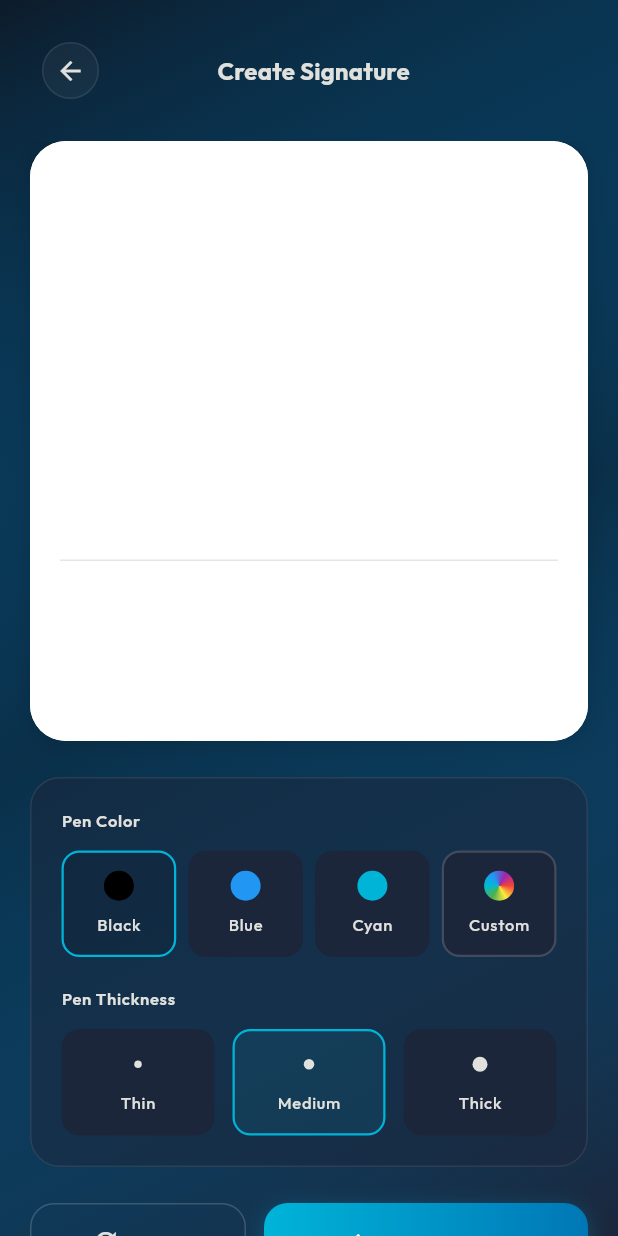
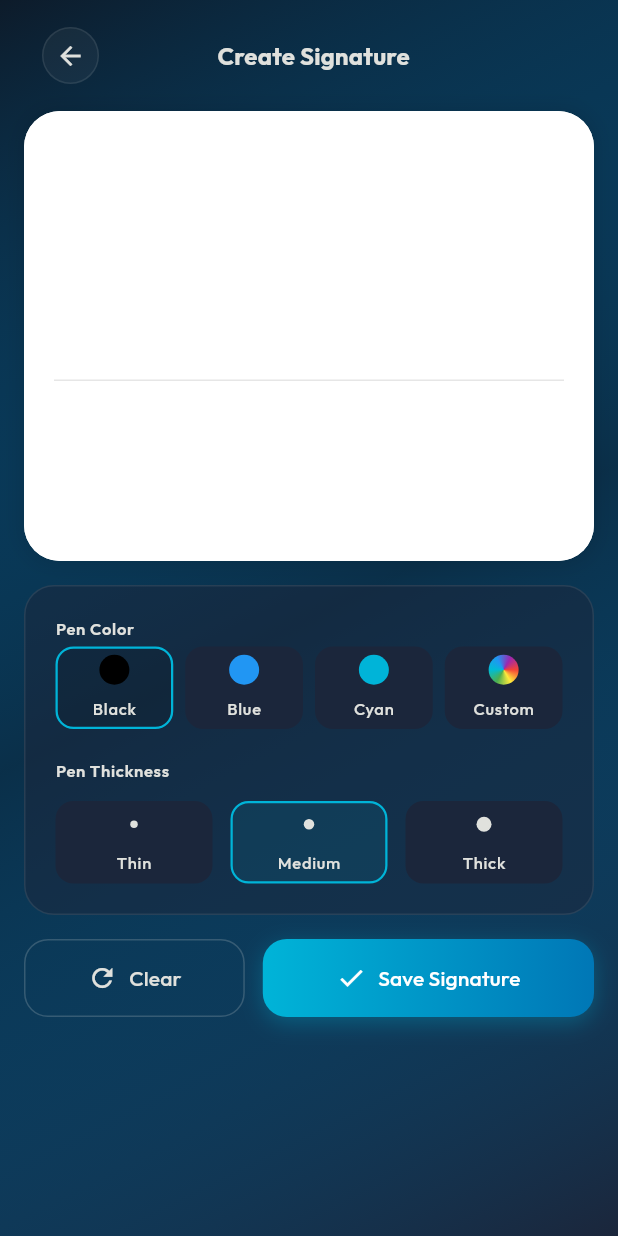
Before and after one commit to nabilban/codasign, a Flutter app: the screen it shows after launch, after a tap on "Create Signature", on a phone screen of 412 x 824 dp. Run offline on Flutter 3.47's test engine with Material 3 defaults, Android fonts, the phone set to English and light mode, and no system bars; drawn by our look-alikes of signature; our stand-ins replace bloc, dartz, file_picker, flutter_bloc, freezed_annotation, get_it and 2 more; missing offline and left inert: flutter_hsvcolor_picker, syncfusion_flutter_pdf, syncfusion_flutter_pdfviewer; generated files the repository leaves out were written again.

Commit message:
feat: Add signature sharing, refine UI theming and padding, and remove document deletion from home screen for safety.

```diff
--- a/lib/app/features/document/cubit/pdf_signing_cubit.dart
+++ b/lib/app/features/document/cubit/pdf_signing_cubit.dart
@@ -76,7 +76,7 @@ class PDFSigningCubit extends Cubit<PDFSigningState> {
 
       // 3. Apply offset for UI padding (8px)
       // The user places the container, but the image is padded inside by 8px.
-      // We need to shift the baked position to match the image's visual location.
+      // We shift the baked position to match the image visual location.
       final uiPaddingOffset = 8 * state.signatureScale * scaleRatio;
 
       // 4. Map coordinates to PDF points using calculated scale and offsets
--- a/lib/app/features/home/widgets/home_top_widgets.dart
+++ b/lib/app/features/home/widgets/home_top_widgets.dart
@@ -21,12 +21,24 @@ class HeaderSection extends StatelessWidget {
           Column(
             crossAxisAlignment: CrossAxisAlignment.start,
             children: [
+              Row(
+                children: [
+                  // TODO: Change LOGO TEXT AND ICON
+                  Icon(
+                    Icons.edit_document,
+                    size: 35,
+                    color: theme.colorScheme.primary,
+                  ),
+                  const SizedBox(width: 8),
                   Text(
                     'CodaSign',
                     style: theme.textTheme.displaySmall?.copyWith(
+                      fontSize: 32,
                       fontWeight: FontWeight.bold,
                       color: theme.colorScheme.onSurface,
                     ),
+                  ),
+                ],
               ),
               const SizedBox(height: 4),
               Text(
--- a/lib/app/features/signature/pages/create_signature_page.dart
+++ b/lib/app/features/signature/pages/create_signature_page.dart
@@ -127,11 +127,11 @@ class _CreateSignaturePageState extends State<CreateSignaturePage> {
                     _buildHeader(context),
                     Expanded(
                       child: SingleChildScrollView(
-                        padding: const EdgeInsets.symmetric(horizontal: 20),
+                        padding: const EdgeInsets.symmetric(horizontal: 16),
                         child: Column(
                           children: [
                             SignatureCanvas(controller: _controller),
-                            const SizedBox(height: 24),
+                            const SizedBox(height: 16),
                             SignatureControls(
                               selectedColor: state.penColor,
                               selectedThickness: state.penStrokeWidth,
@@ -142,9 +142,9 @@ class _CreateSignaturePageState extends State<CreateSignaturePage> {
                                   .read<SignatureCubit>()
                                   .changePenThickness(thickness),
                             ),
-                            const SizedBox(height: 24),
+                            const SizedBox(height: 16),
                             _buildActions(context, state),
-                            const SizedBox(height: 24),
+                            const SizedBox(height: 16),
                           ],
                         ),
                       ),
@@ -171,7 +171,7 @@ class _CreateSignaturePageState extends State<CreateSignaturePage> {
   Widget _buildHeader(BuildContext context) {
     final theme = Theme.of(context);
     return Padding(
-      padding: const EdgeInsets.all(20),
+      padding: const EdgeInsets.only(left: 20, right: 20, top: 10, bottom: 10),
       child: Row(
         mainAxisAlignment: MainAxisAlignment.spaceBetween,
         children: [
--- a/lib/app/features/signature/widgets/signature_canvas.dart
+++ b/lib/app/features/signature/widgets/signature_canvas.dart
@@ -13,7 +13,7 @@ class SignatureCanvas extends StatelessWidget {
   Widget build(BuildContext context) {
     return Container(
       width: double.infinity,
-      height: 400,
+      height: 300,
       decoration: BoxDecoration(
         color: Colors.white,
         borderRadius: BorderRadius.circular(24),
--- a/lib/app/features/signature/widgets/signature_controls.dart
+++ b/lib/app/features/signature/widgets/signature_controls.dart
@@ -45,12 +45,14 @@ class SignatureControls extends StatelessWidget {
                   fontWeight: FontWeight.bold,
                 ),
               ),
-              content: SizedBox(
-                width: double.maxFinite,
-                child: ColorPicker(
-                  color: pickedColor,
-                  onChanged: (value) =>
-                      setDialogState(() => pickedColor = value),
+              content: SingleChildScrollView(
+                child: SizedBox(
+                  width: double.maxFinite,
+                  child: ColorPicker(
+                    color: pickedColor,
+                    onChanged: (value) =>
+                        setDialogState(() => pickedColor = value),
+                  ),
                 ),
               ),
               actions: [
@@ -107,7 +109,7 @@ class SignatureControls extends StatelessWidget {
               color: theme.colorScheme.onSurfaceVariant,
             ),
           ),
-          const SizedBox(height: 12),
+          const SizedBox(height: 4),
           Row(
             children: [
               _ColorOption(
@@ -136,7 +138,7 @@ class SignatureControls extends StatelessWidget {
                 child: GestureDetector(
                   onTap: () => _openColorPicker(context),
                   child: Container(
-                    padding: const EdgeInsets.symmetric(vertical: 12),
+                    padding: const EdgeInsets.symmetric(vertical: 4),
                     decoration: BoxDecoration(
                       color: _isCustomColor
                           ? selectedColor.withValues(alpha: 0.15)
@@ -145,9 +147,7 @@ class SignatureControls extends StatelessWidget {
                       border: Border.all(
                         color: _isCustomColor
                             ? selectedColor
-                            : theme.colorScheme.onSurface.withValues(
-                                alpha: 0.2,
-                              ),
+                            : Colors.transparent,
                         width: 1.5,
                       ),
                     ),
@@ -259,7 +259,7 @@ class _ColorOption extends StatelessWidget {
       child: GestureDetector(
         onTap: onTap,
         child: Container(
-          padding: const EdgeInsets.symmetric(vertical: 12),
+          padding: const EdgeInsets.symmetric(vertical: 4),
           decoration: BoxDecoration(
             color: isSelected
                 ? color.withValues(alpha: 0.1)
@@ -317,7 +317,7 @@ class _ThicknessOption extends StatelessWidget {
       child: GestureDetector(
         onTap: onTap,
         child: Container(
-          padding: const EdgeInsets.symmetric(vertical: 12),
+          padding: const EdgeInsets.symmetric(vertical: 4),
           decoration: BoxDecoration(
             color: isSelected
                 ? theme.colorScheme.primary.withValues(alpha: 0.1)
```
Also changed, not shown: lib/app/features/document/pages/sign_document_page.dart (+4 -4 lines), lib/app/features/document/pages/signed_documents_library_page.dart (+9 -8 lines), lib/app/features/home/widgets/home_bottom_widgets.dart (+2 -14 lines), lib/app/features/signature/pages/signature_library_page.dart (+7 -5 lines), lib/app/features/signature/widgets/signature_preview_dialog.dart (+37 -8 lines). Lines whose indentation alone changed are shown as unchanged.
